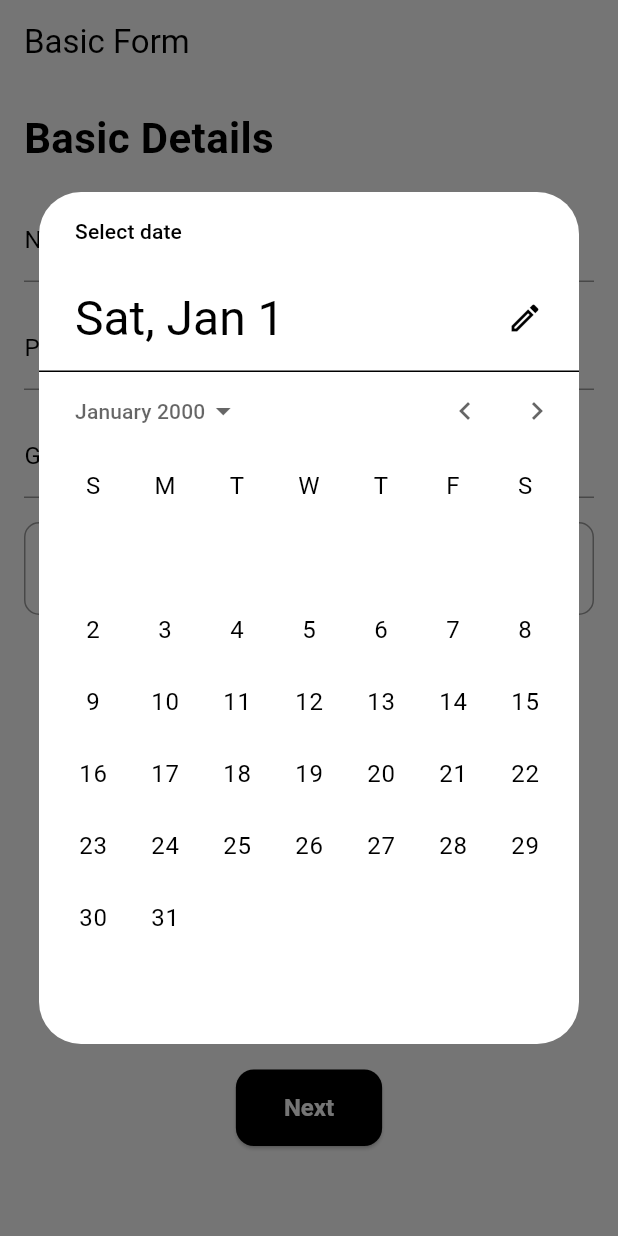
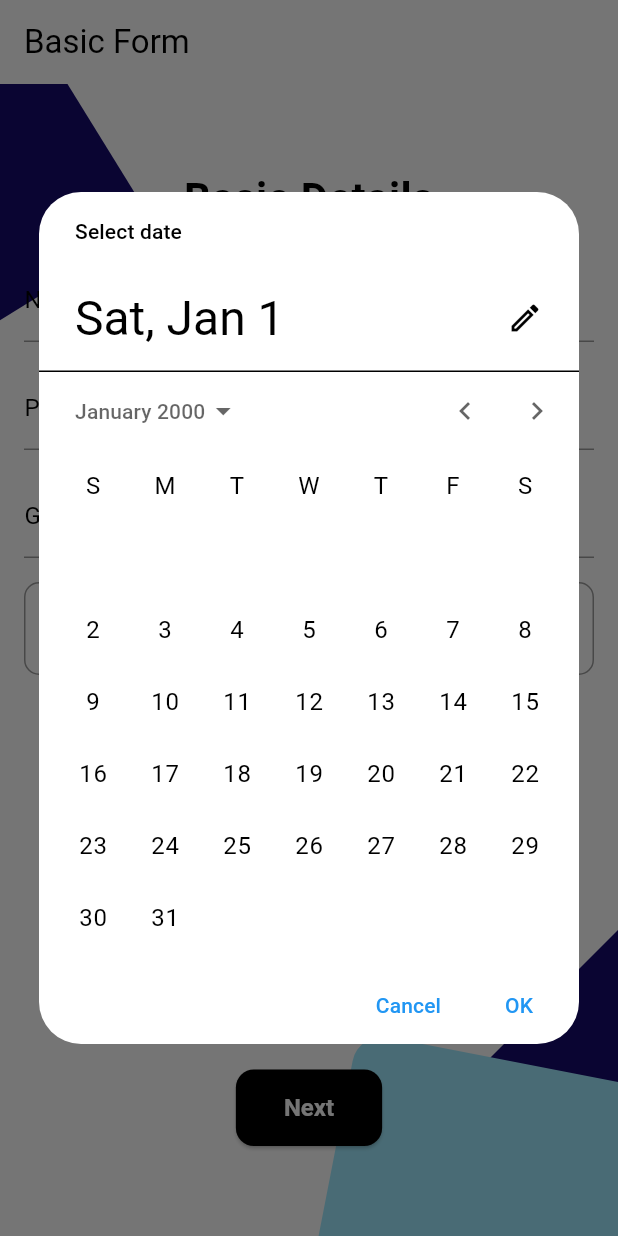
Before and after one commit to premkumar0706/Evole, a Flutter app: the screen it shows once a user with an empty profile is signed in, after a tap on "DOB", on a phone screen of 412 x 824 dp. Run offline on Flutter 3.47's test engine with Material 3 defaults, Android fonts, the light colour scheme and no system bars; our stand-ins replace cloud_functions, firebase_auth, firebase_core, google_sign_in; accounts and stored records are empty.

Commit message:
commit all updated files

```diff
--- a/lib/screens/basic.dart
+++ b/lib/screens/basic.dart
@@ -47,6 +47,18 @@ class _BasicFormState extends State<BasicForm> {
       firstDate: DateTime(1970),
       lastDate: DateTime.now(),
       initialDate: DateTime(2000),
+       builder: (context, child) {
+    return Theme(
+      data: Theme.of(context).copyWith(
+        textButtonTheme: TextButtonThemeData(
+          style: TextButton.styleFrom(
+            foregroundColor: Colors.blue,
+          ),
+        ),
+      ),
+      child: child!,
+    );
+  },
     );
 
     if (date != null) {
@@ -203,6 +215,7 @@ class _BasicFormState extends State<BasicForm> {
   @override
   Widget build(BuildContext context) {
     return Scaffold(
+        resizeToAvoidBottomInset: false,
       appBar: AppBar(
         leading: currentStep == 1
             ? IconButton(
@@ -217,7 +230,127 @@ class _BasicFormState extends State<BasicForm> {
             : null,
         title: const Text("Basic Form"),
       ),
-      body: Column(
+
+body: Stack(
+  children: [
+    LayoutBuilder(
+      builder: (context, constraints) {
+        final screenWidth = constraints.maxWidth;
+        final screenHeight = constraints.maxHeight;
+        return Stack(
+          children: [
+
+            if (currentStep == 0) ...[
+              Positioned(
+                top: -screenHeight * 0.35,
+                left: -screenWidth * 0.70,
+                child: Transform.rotate(
+                  angle: -31.7 * 3.1416 / 180,
+                  child: Container(
+                    width: screenWidth * 0.7,
+                    height: screenWidth * 1.15,
+                    decoration: const BoxDecoration(
+                      color: Color(0xFF160B6E),
+                      borderRadius: BorderRadius.only(
+                        bottomRight: Radius.circular(20),
+                      ),
+                    ),
+                  ),
+                ),
+              ),
+
+              Positioned(
+                bottom: -screenHeight * 0.27,
+                right: -screenWidth * 0.85,
+                child: Transform.rotate(
+                  angle: 45 * 3.1416 / 180,
+                  child: Container(
+                    width: screenWidth * 1.2,
+                    height: screenWidth * 0.8,
+                    decoration:
+                        const BoxDecoration(color: Color(0xFF160B6E)),
+                  ),
+                ),
+              ),
+
+              Positioned(
+                bottom: -screenHeight * 0.1,
+                right: -screenWidth * 0.28,
+                child: Transform.rotate(
+                  angle: 11 * 3.1416 / 180,
+                  child: Container(
+                    width: screenWidth * 0.75,
+                    height: screenWidth * 0.45,
+                    decoration: const BoxDecoration(
+                      color: Color(0xFFA0EAFF),
+                      borderRadius: BorderRadius.only(
+                        topLeft: Radius.circular(20),
+                      ),
+                    ),
+                  ),
+                ),
+              ),
+            ],
+
+
+            if (currentStep == 1) ...[
+              Positioned(
+                top: -screenHeight * 0.40,
+                right: -screenWidth * 0.64,
+                child: Transform.rotate(
+                  angle: 68.7 * 3.1416 / 180,
+                  child: Container(
+                    width: screenWidth * 0.7,
+                    height: screenWidth * 1.15,
+                    decoration: const BoxDecoration(
+                      color: Color(0xFF160B6E),
+                      borderRadius: BorderRadius.only(
+                        bottomRight: Radius.circular(20),
+                      ),
+                    ),
+                  ),
+                ),
+              ),
+
+              Positioned(
+                bottom: -screenHeight * 0.30,
+                left: -screenWidth * 0.80,
+                child: Transform.rotate(
+                  angle: -45 * 3.1416 / 180,
+                  child: Container(
+                    width: screenWidth * 1.2,
+                    height: screenWidth * 0.8,
+                    decoration:
+                        const BoxDecoration(color: Color(0xFFA0EAFF)),
+                  ),
+                ),
+              ),
+
+              Positioned(
+                bottom: -screenHeight * 0.13,
+                left: -screenWidth * 0.26,
+                child: Transform.rotate(
+                  angle: -18 * 3.1416 / 180,
+                  child: Container(
+                    width: screenWidth * 0.75,
+                    height: screenWidth * 0.45,
+                    decoration: const BoxDecoration(
+                      color: Color(0xFF160B6E),
+                      borderRadius: BorderRadius.only(
+                        topRight: Radius.circular(20),
+                      ),
+                    ),
+                  ),
+                ),
+              ),
+            ],
+          ],
+        );
+      },
+    ),
+
+     SafeArea(
+      child: Column(
       children: [
         Expanded(
           child: PageView(
@@ -234,7 +367,8 @@ class _BasicFormState extends State<BasicForm> {
           child: ElevatedButton(
             style: ElevatedButton.styleFrom(
               backgroundColor: Colors.black,
-                padding: const EdgeInsets.symmetric(vertical: 16, horizontal: 32),
+              padding: const EdgeInsets.symmetric(
+                  vertical: 16, horizontal: 32),
             ),
             onPressed: () async {
               if (!validateStep(currentStep)) return;
@@ -250,10 +384,13 @@ class _BasicFormState extends State<BasicForm> {
             },
             child: Text(
               currentStep == formSteps.length - 1 ? "Submit" : "Next",
-                style: const TextStyle(color: Colors.white, fontSize: 16),
+              style:
+                  const TextStyle(color: Colors.white, fontSize: 16),
             ),
           ),
         ),
+      ],
+    ),)
   ],
 ),
 );
@@ -267,14 +404,18 @@ class _BasicFormState extends State<BasicForm> {
       child: Column(
         crossAxisAlignment: CrossAxisAlignment.start,
         children: [
-          Text(
+          if (index == 0) const SizedBox(height: 40),
+
+          Center(
+  child:Text(
             index == 0 ? "Basic Details" : "Address Information",
+             textAlign: TextAlign.center,
             style: TextStyle(
               fontSize: index == 0 ? 28 : 24,
               fontWeight: index == 0 ? FontWeight.bold : FontWeight.w600,
               color: index == 0 ? Colors.black : Colors.blue.shade700,
             ),
-          ),
+          ),),
 
           const SizedBox(height: 20),
 
```
Also changed, not shown: flutter_01.png (added), pubspec.lock. Lines whose indentation alone changed are shown as unchanged.
